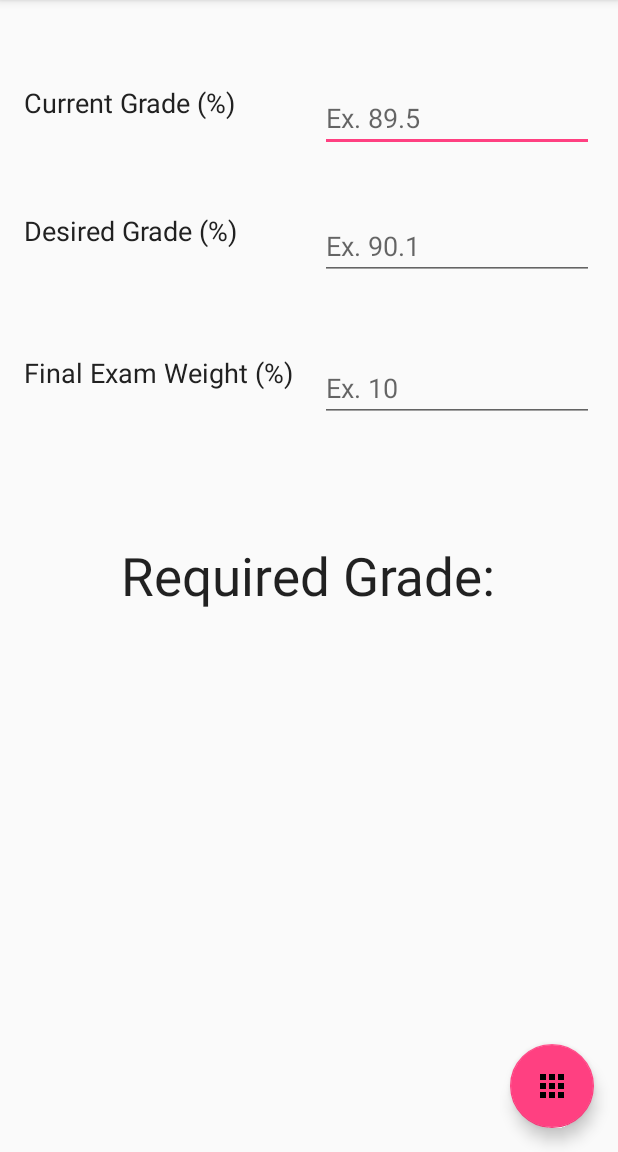
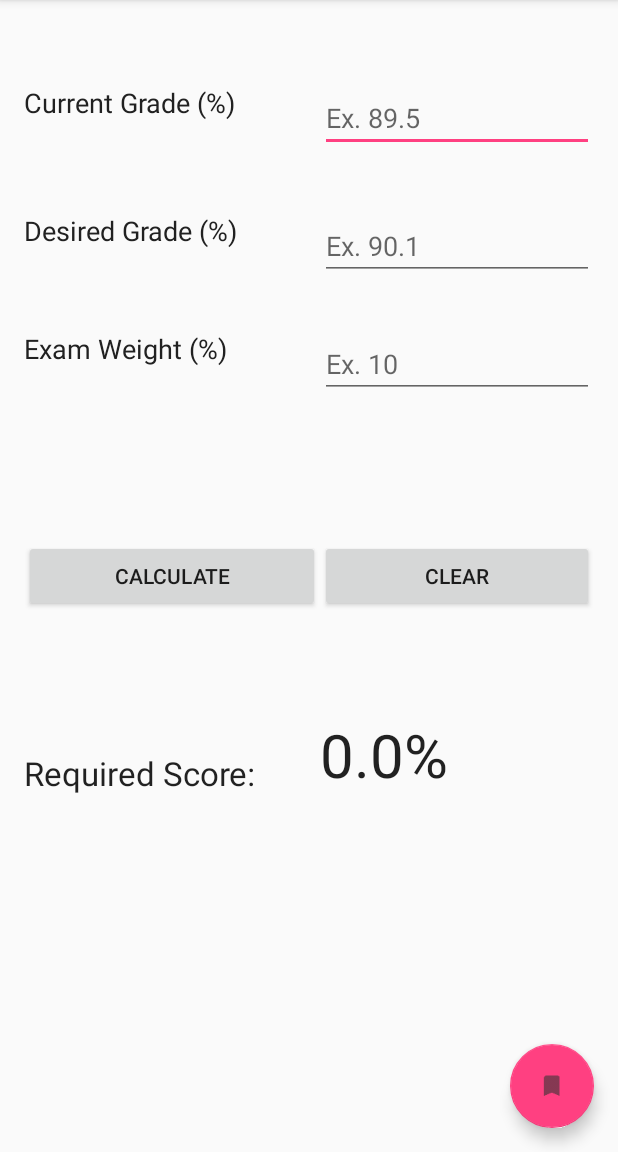
Before and after one commit to mpearce25/FinalGradeCalculator, an Android app: the screen it shows after launch (MainActivity), on a phone screen of 412 x 824 dp, the part 84-1236 px from its top. Run offline under Robolectric (Android 15) with nearby library versions, the light colour scheme and no system bars.

Commit message:
so much better

```diff
--- a/Final Grade Calculator/src/main/java/com/example/matt/finalgradecalculator/MainActivity.java
+++ b/Final Grade Calculator/src/main/java/com/example/matt/finalgradecalculator/MainActivity.java
@@ -1,5 +1,6 @@
 package com.example.matt.finalgradecalculator;
 
+import android.content.Context;
 import android.content.Intent;
 import android.graphics.Color;
 import android.os.Bundle;
@@ -10,8 +11,14 @@ import android.support.v7.widget.Toolbar;
 import android.view.View;
 import android.view.Menu;
 import android.view.MenuItem;
+import android.view.inputmethod.InputMethodManager;
+import android.widget.Button;
 import android.widget.EditText;
+import android.widget.RelativeLayout;
 import android.widget.TextView;
+import android.support.design.widget.Snackbar;
+
+import java.text.DecimalFormat;
 
 public class MainActivity extends AppCompatActivity {
 
@@ -22,18 +29,38 @@ public class MainActivity extends AppCompatActivity {
         Toolbar toolbar = (Toolbar) findViewById(R.id.toolbar);
         setSupportActionBar(toolbar);
 
-        final EditText currentGrade = (EditText) findViewById(R.id.currentGradeText);
-        final EditText desiredGrade = (EditText) findViewById(R.id.desiredGradeText);
-        final EditText finalExamWeight = (EditText) findViewById(R.id.finalWeightText);
-
-        final TextView requiredGradeResult = (TextView) findViewById(R.id.requiredGradeResultLabel);
-
-
         FloatingActionButton fab = (FloatingActionButton) findViewById(R.id.fab);
 
         fab.setOnClickListener(new View.OnClickListener() {
             @Override
             public void onClick(View view) {
+
+
+
+            }
+        });
+
+
+
+
+
+
+
+        final EditText currentGrade = (EditText) findViewById(R.id.currentGradeText);
+        final EditText desiredGrade = (EditText) findViewById(R.id.desiredGradeText);
+        final EditText finalExamWeight = (EditText) findViewById(R.id.finalWeightText);
+        final TextView requiredGradeResult = (TextView) findViewById(R.id.requiredGradeResultLabel);
+
+        final Button clearButton = (Button) findViewById(R.id.clearButton);
+        final Button calculateButton = (Button) findViewById(R.id.calculateButton);
+
+        calculateButton.setOnClickListener(new View.OnClickListener() {
+            @Override
+            public void onClick(View v) {
+
+                DecimalFormat df = new DecimalFormat("#,###,##.000");
+                InputMethodManager imm = (InputMethodManager)getSystemService(Context.INPUT_METHOD_SERVICE);
+                imm.hideSoftInputFromWindow(findViewById(android.R.id.content).getWindowToken(), 0);
 
                 if (!currentGrade.getText().toString().equals("") && !desiredGrade.getText().toString().equals("") && !finalExamWeight.getText().toString().equals("")){
                     Double currentGradeD = Double.parseDouble(currentGrade.getText().toString())/100;
@@ -41,14 +68,28 @@ public class MainActivity extends AppCompatActivity {
                     Double finalWeightD = Double.parseDouble(finalExamWeight.getText().toString())/100;
 
                     Double requiredGradeD = 100*(desiredGradeD - ((1-finalWeightD)*currentGradeD))/(finalWeightD);
-                    requiredGradeResult.setText(requiredGradeD.toString());
+                    requiredGradeResult.setText(df.format(requiredGradeD).toString() + "%");
                 }
                 else{
-                    Snackbar.make(view, "Please fill in all the required fields", Snackbar.LENGTH_LONG).setAction("Action", null).show();
+
+                    Snackbar.make(findViewById(android.R.id.content), "Please fill in all the required fields", Snackbar.LENGTH_LONG)
+                            .show();
                 }
-
             }
         });
+
+        clearButton.setOnClickListener(new View.OnClickListener() {
+            @Override
+            public void onClick(View v) {
+                currentGrade.setText("");
+                desiredGrade.setText("");
+                finalExamWeight.setText("");
+                requiredGradeResult.setText("0.0%");
+            }
+        });
+
+
+
     }
 
     @Override
--- a/Final Grade Calculator/src/main/res/layout/activity_main.xml
+++ b/Final Grade Calculator/src/main/res/layout/activity_main.xml
@@ -29,7 +29,7 @@
         android:layout_height="wrap_content"
         android:layout_gravity="bottom|end"
        android:layout_margin="@dimen/fab_margin"
-        android:src="@drawable/ic_app_grid"/>
+        android:src="@drawable/ic_bookmark_save"/>
 
 
 </android.support.design.widget.CoordinatorLayout>
--- a/Final Grade Calculator/src/main/res/layout/content_main.xml
+++ b/Final Grade Calculator/src/main/res/layout/content_main.xml
@@ -62,13 +62,13 @@
         android:layout_width="wrap_content"
         android:layout_height="wrap_content"
         android:textAppearance="?android:attr/textAppearanceMedium"
-        android:text="Final Exam Weight (%)"
+        android:text="Exam Weight (%)"
         android:id="@+id/finalWeightLabel"
-        android:layout_marginTop="49dp"
+        android:layout_marginTop="33dp"
+        android:textColor="#212121"
         android:layout_below="@+id/desiredGradeText"
         android:layout_alignParentLeft="true"
-        android:layout_alignParentStart="true"
-        android:textColor="#212121" />
+        android:layout_alignParentStart="true" />
 
     <EditText
         android:layout_width="wrap_content"
@@ -83,23 +83,49 @@
         android:layout_alignStart="@+id/desiredGradeText"
         android:hint="Ex. 10" />
 
-    <TextView
+    <Button
         android:layout_width="wrap_content"
         android:layout_height="wrap_content"
-        android:textAppearance="?android:attr/textAppearanceLarge"
-        android:text="Required Grade:"
-        android:id="@+id/requiredGradeLabel"
+        android:text="Calculate"
+        android:id="@+id/calculateButton"
+        android:layout_alignTop="@+id/clearButton"
+        android:layout_alignParentLeft="true"
+        android:layout_alignParentStart="true"
+        android:layout_toStartOf="@+id/finalWeightText"
+        android:layout_toLeftOf="@+id/finalWeightText" />
+
+    <Button
+        android:layout_width="wrap_content"
+        android:layout_height="wrap_content"
+        android:text="Clear"
+        android:id="@+id/clearButton"
+        android:layout_alignParentRight="true"
+        android:layout_alignParentEnd="true"
         android:layout_centerVertical="true"
-        android:layout_centerHorizontal="true"
-        android:textSize="35dp" />
+        android:layout_toLeftOf="@+id/finalWeightText"
+        android:layout_toRightOf="@+id/calculateButton"
+        android:layout_toEndOf="@+id/calculateButton" />
 
     <TextView
         android:layout_width="wrap_content"
         android:layout_height="wrap_content"
         android:textAppearance="?android:attr/textAppearanceLarge"
+        android:text="0.0%"
         android:id="@+id/requiredGradeResultLabel"
-        android:layout_below="@+id/requiredGradeLabel"
-        android:layout_centerHorizontal="true"
-        android:layout_marginTop="34dp" />
+        android:layout_marginTop="68dp"
+        android:textSize="40dp"
+        android:layout_below="@+id/calculateButton"
+        android:layout_alignLeft="@+id/finalWeightText"
+        android:layout_alignStart="@+id/finalWeightText" />
+
+    <TextView
+        android:layout_width="wrap_content"
+        android:layout_height="wrap_content"
+        android:textAppearance="?android:attr/textAppearanceLarge"
+        android:text="Required Score:"
+        android:id="@+id/requiredScoreLabel"
+        android:layout_alignBottom="@+id/requiredGradeResultLabel"
+        android:layout_alignParentLeft="true"
+        android:layout_alignParentStart="true" />
 
 </RelativeLayout>
```
